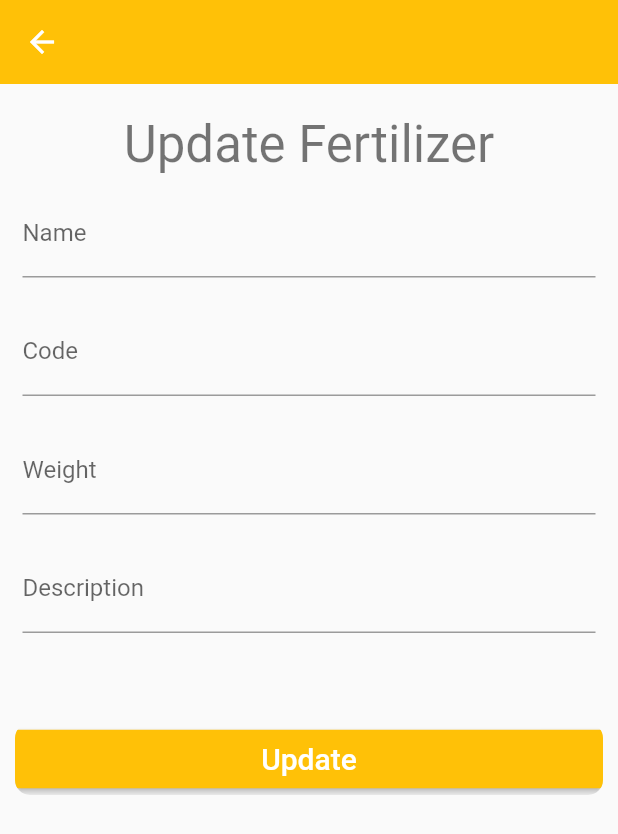
After one commit to vihangamalshan1998/flutter, a Flutter app: the EditFertilizerScreen screen opened directly, on a phone screen of 412 x 824 dp. The commit adds this screen. Shown: the top 834 px of the screen. Run offline on Flutter 3.47's test engine with Material 2 defaults, Android fonts, the phone set to English and light mode, and no system bars; our stand-ins replace flutter_svg, get, google_fonts; network calls fail.

Commit message:
Fixed the auto update data and main files

```diff
--- /dev/null
+++ b/frontend_mobile/lib/screens/Fertilizer/edit_fertilizer_screen.dart
@@ -0,0 +1,191 @@
+import 'package:flutter/material.dart';
+import 'package:frontend_mobile/providers/fertilizer_provider.dart';
+import 'package:frontend_mobile/screens/Fertilizer/Widgets/snack_bar.dart';
+import 'package:provider/provider.dart';
+
+class EditFertilizerScreen extends StatefulWidget {
+  const EditFertilizerScreen({Key? key}) : super(key: key);
+  @override
+  State<EditFertilizerScreen> createState() => _EditFertilizerScreenState();
+}
+
+class _EditFertilizerScreenState extends State<EditFertilizerScreen> {
+  final _formKey = GlobalKey<FormState>();
+  late FocusScopeNode node;
+
+  TextEditingController fertilizerName = TextEditingController();
+  TextEditingController fertilizerCode = TextEditingController();
+  TextEditingController fertilizerWeight = TextEditingController();
+  TextEditingController fertilizerDescription = TextEditingController();
+  late String fertilizerId;
+  late bool create;
+  @override
+  void initState() {
+    create = true;
+    super.initState();
+  }
+
+  @override
+  Widget build(BuildContext context) {
+    Fertilizer fertilizer = Provider.of<Fertilizers>(context).getFertilizer();
+    fertilizer.id != '' ? create = false : create = true;
+    fertilizerName.text = fertilizer.name;
+    fertilizerCode.text = fertilizer.code;
+    fertilizerWeight.text = fertilizer.weight;
+    fertilizerDescription.text = fertilizer.description;
+    fertilizerId = fertilizer.id;
+    return Scaffold(
+      appBar: AppBar(
+        elevation: 0,
+        iconTheme: const IconThemeData(
+          color: Colors.white,
+        ),
+      ),
+      body: Padding(
+        padding: const EdgeInsets.only(left: 10, right: 10),
+        child: SingleChildScrollView(
+          child: Form(
+            key: _formKey,
+            child: Column(
+              mainAxisAlignment: MainAxisAlignment.start,
+              crossAxisAlignment: CrossAxisAlignment.start,
+              children: [
+                const SizedBox(height: 20),
+                Center(
+                  child: Text(
+                    'Update Fertilizer',
+                    style: Theme.of(context).textTheme.headline4,
+                  ),
+                ),
+                fertilizerNameField(),
+                fertilizerCodeField(),
+                fertilizerWeightField(),
+                fertilizerDescriptionField(),
+                const SizedBox(height: 50),
+                ClipRRect(
+                  borderRadius: BorderRadius.circular(10),
+                  child: ButtonTheme(
+                    minWidth: double.infinity,
+                    child: MaterialButton(
+                      color: Theme.of(context).primaryColor,
+                      onPressed: () {
+                        updateFertilizer();
+                      },
+                      child: Padding(
+                        padding: const EdgeInsets.all(8.0),
+                        child: Text(
+                          "Update",
+                          style: const TextStyle(
+                            fontSize: 20,
+                            color: Colors.white,
+                          ),
+                        ),
+                      ),
+                    ),
+                  ),
+                ),
+              ],
+            ),
+          ),
+        ),
+      ),
+    );
+  }
+
+  Widget fertilizerNameField() {
+    return Padding(
+      padding: const EdgeInsets.symmetric(horizontal: 5, vertical: 10),
+      child: TextFormField(
+        keyboardType: TextInputType.text,
+        validator: (value) {},
+        controller: fertilizerName,
+        textInputAction: TextInputAction.next,
+        onEditingComplete: () => node.nextFocus(),
+        decoration: const InputDecoration(
+          labelText: "Name",
+          hintText: "Name",
+          floatingLabelBehavior: FloatingLabelBehavior.auto,
+        ),
+      ),
+    );
+  }
+
+  Widget fertilizerCodeField() {
+    return Padding(
+      padding: const EdgeInsets.symmetric(horizontal: 5, vertical: 10),
+      child: TextFormField(
+        keyboardType: TextInputType.text,
+        validator: (value) {},
+        controller: fertilizerCode,
+        textInputAction: TextInputAction.next,
+        onEditingComplete: () => node.nextFocus(),
+        decoration: const InputDecoration(
+          labelText: "Code",
+          hintText: "Code",
+          floatingLabelBehavior: FloatingLabelBehavior.auto,
+        ),
+      ),
+    );
+  }
+
+  Widget fertilizerWeightField() {
+    return Padding(
+      padding: const EdgeInsets.symmetric(horizontal: 5, vertical: 10),
+      child: TextFormField(
+        keyboardType: TextInputType.number,
+        validator: (value) {},
+        controller: fertilizerWeight,
+        textInputAction: TextInputAction.next,
+        onEditingComplete: () => node.nextFocus(),
+        decoration: const InputDecoration(
+          labelText: "Weight",
+          hintText: "Weight",
+          floatingLabelBehavior: FloatingLabelBehavior.auto,
+        ),
+      ),
+    );
+  }
+
+  Widget fertilizerDescriptionField() {
+    return Padding(
+      padding: const EdgeInsets.symmetric(horizontal: 5, vertical: 10),
+      child: TextFormField(
+        keyboardType: TextInputType.text,
+        validator: (value) {},
+        controller: fertilizerDescription,
+        textInputAction: TextInputAction.next,
+        onEditingComplete: () => node.nextFocus(),
+        decoration: const InputDecoration(
+          labelText: "Description",
+          hintText: "Description",
+          floatingLabelBehavior: FloatingLabelBehavior.auto,
+        ),
+      ),
+    );
+  }
+
+  updateFertilizer() async {
+    await Provider.of<Fertilizers>(context, listen: false)
+        .updateFertilizer(
+      fertilizerId,
+      fertilizerName.text,
+      fertilizerCode.text,
+      fertilizerWeight.text,
+      fertilizerDescription.text,
+    )
+        .then(
+      (result) {
+        Navigator.pop(context);
+        if (result is String) {
+          ScaffoldMessenger.of(context).showSnackBar(successSnackBar(result));
+        } else {
+          Navigator.pop(context);
+        }
+      },
+      onError: (message) {
+        Navigator.pop(context);
+        ScaffoldMessenger.of(context).showSnackBar(errorSnackBar(message));
+      },
+    );
+  }
+}
--- a/frontend_mobile/lib/screens/Fertilizer/view_fertilizer.dart
+++ b/frontend_mobile/lib/screens/Fertilizer/view_fertilizer.dart
@@ -1,6 +1,6 @@
 import 'package:flutter/material.dart';
 import 'package:frontend_mobile/providers/fertilizer_provider.dart';
-import 'package:frontend_mobile/screens/Fertilizer/add_edit_fertilizer_screen.dart';
+import 'package:frontend_mobile/screens/Fertilizer/edit_fertilizer_screen.dart';
 import 'package:provider/provider.dart';
 
 class ViewFertilizerScreen extends StatelessWidget {
@@ -21,11 +21,11 @@ class ViewFertilizerScreen extends StatelessWidget {
               Navigator.push(
                 context,
                 MaterialPageRoute(
-                  builder: (context) => const AddEditFertilizerScreen(),
+                  builder: (context) => const EditFertilizerScreen(),
                 ),
               );
             },
-            icon: Icon(Icons.edit),
+            icon: const Icon(Icons.edit),
           ),
         ],
       ),
```
Also changed, not shown: frontend_mobile/lib/main.dart (+13 -1 lines), frontend_mobile/lib/screens/Fertilizer/add_edit_fertilizer_screen.dart (deleted, +0 -219 lines), frontend_mobile/lib/screens/Fertilizer/add_fertilizer_screen.dart (added, +176 -0 lines), frontend_mobile/lib/screens/Fertilizer/fertilizers_screen.dart (+20 -28 lines).
